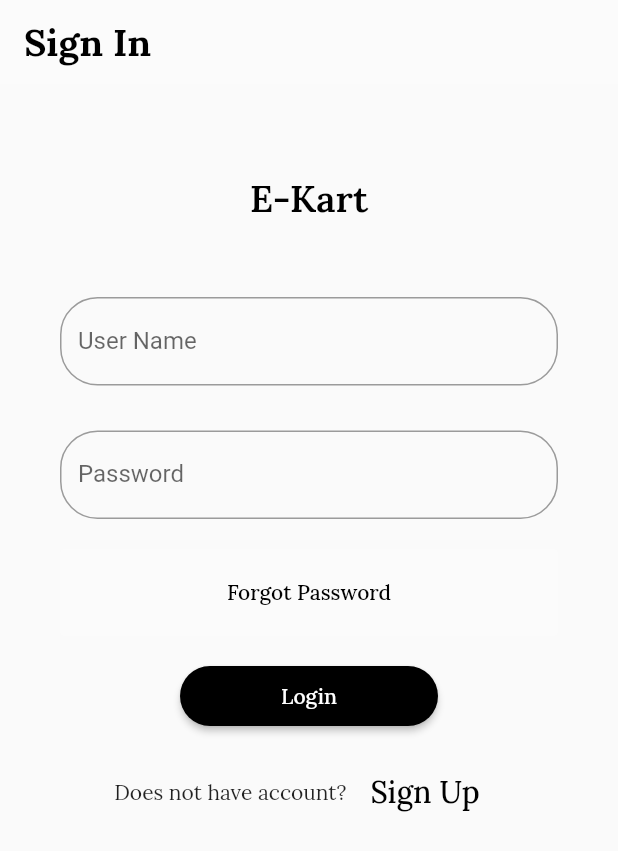
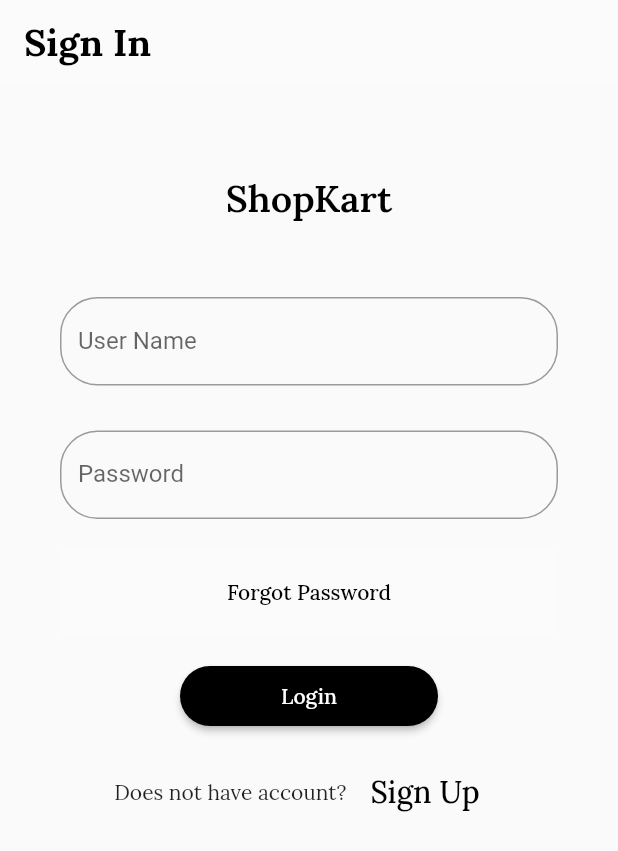
Before and after one commit to hazradwip/E-Commerce-Shopkart-Client-, a Flutter app: the screen it shows after launch, on a phone screen of 412 x 824 dp. Shown: the top 851 px of the screen. Run offline on Flutter 3.47's test engine with Material 2 defaults, Android fonts, the phone set to English and light mode, and no system bars; our stand-ins replace carousel_slider, cloud_firestore, firebase_auth, firebase_core, firebase_storage, fluttertoast and 2 more; missing offline and left inert: razorpay_flutter, splash_screen_view; accounts and stored records are empty.

Commit message:
Bug fixes

```diff
--- a/lib/download_image.dart
+++ b/lib/download_image.dart
@@ -43,7 +43,7 @@ class _DownloadImageState extends State<DownloadImage> {
       File image=File(img!.path);
       Reference str = FirebaseStorage.instance.ref();
       str.child('p1').putFile(image);
-    } catch (e){}
+    } catch (e){notifier(e);}
     String x=getData("p1").toString();
     storeData( 'High', '1999', 'Killer Black Jeans','Mens Jeans','5', x);
 
--- a/lib/operations_tab.dart/cart.dart
+++ b/lib/operations_tab.dart/cart.dart
@@ -58,7 +58,7 @@ class _CardTabState extends State<CartTab> {
                             fontSize: 25, fontWeight: FontWeight.bold),
                       ),
                       SizedBox(
-                        // ignore: deprecated_member_use
+
                         child: RaisedButton(
                           child: const Text('Check Out'),
                           color: Colors.black,
--- a/lib/screens/login.dart
+++ b/lib/screens/login.dart
@@ -42,7 +42,7 @@ class _LogInState extends State<LogIn> {
                   Container(
                       alignment: Alignment.center,
                       padding: const EdgeInsets.all(20),
-                      child: Text('E-Kart',
+                      child: Text('ShopKart',
                           style: GoogleFonts.lora(
                             textStyle: const TextStyle(
                                 color: Colors.black,
--- a/lib/screens/sign_up.dart
+++ b/lib/screens/sign_up.dart
@@ -181,7 +181,7 @@ class _SignUpState extends State<SignUp> {
         ),
       ),
     );
-    return const Center(child: CircularProgressIndicator());
+
   }
 
   /*void submit() {
```
